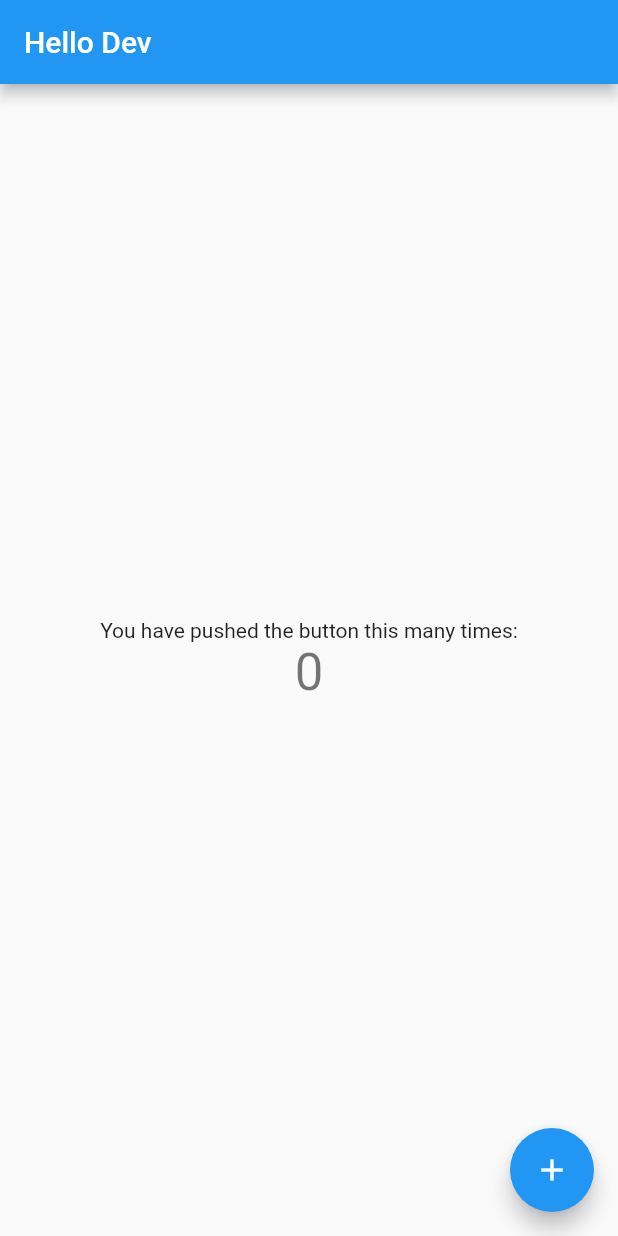
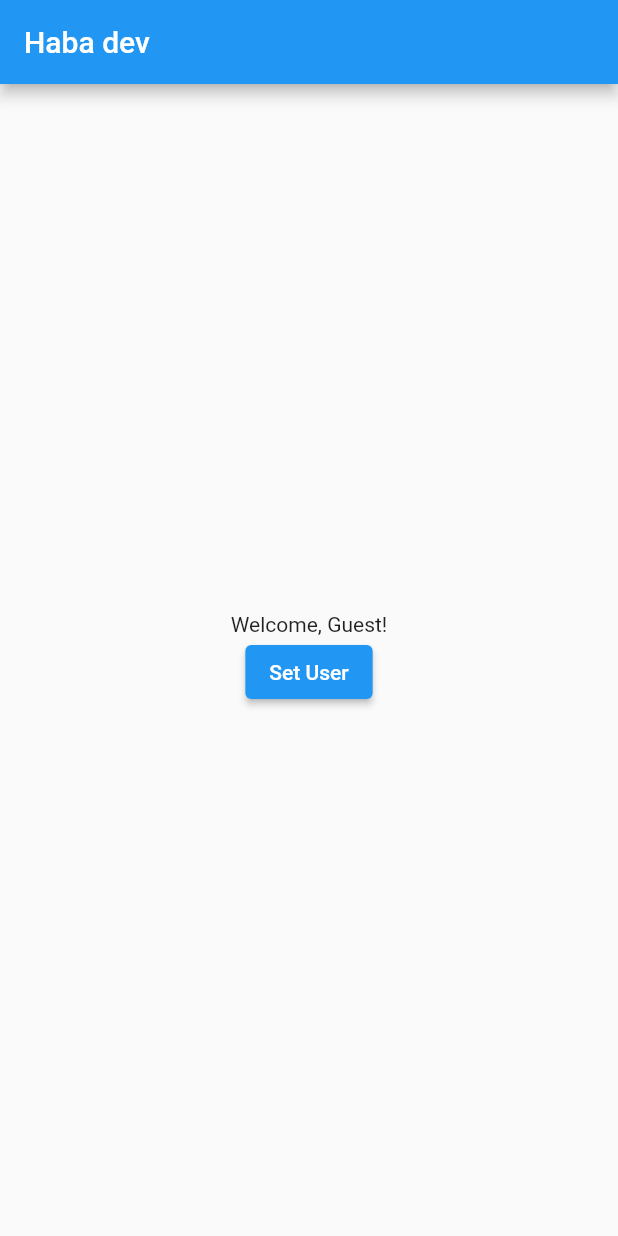
Before and after one commit to HABA-TECH/faraja, a Flutter app: the screen it shows after launch, on a phone screen of 412 x 824 dp. Run offline on Flutter 3.47's test engine with Material 2 defaults, Android fonts, the phone set to English and light mode, and no system bars; our stand-ins replace flutter_dotenv; accounts and stored records are empty.

Commit message:
Set Provider

```diff
--- a/lib/main_dev.dart
+++ b/lib/main_dev.dart
@@ -1,10 +1,11 @@
 import 'package:flutter/material.dart';
 import 'package:flutter_dotenv/flutter_dotenv.dart';
-import 'package:haba/pages/my_home_page.dart';
+import 'package:haba/root.dart';
+import 'package:haba/screens/my_home_page.dart';
 import 'flavors.dart';
 
 void main() async {
   F.appFlavor = Flavor.dev;
   await dotenv.load(fileName: ".env");
-  runApp(const MyHomePage());
+  runApp( MyApp());
 }
--- a/lib/main_live.dart
+++ b/lib/main_live.dart
@@ -1,10 +1,11 @@
 import 'package:flutter/material.dart';
 import 'package:flutter_dotenv/flutter_dotenv.dart';
-import 'package:haba/pages/my_home_page.dart';
+import 'package:haba/root.dart';
+import 'package:haba/screens/my_home_page.dart';
 import 'flavors.dart';
 
 void main() async {
   F.appFlavor = Flavor.live;
   await dotenv.load(fileName: ".env");
-  runApp(const MyHomePage());
+  runApp(MyApp());
 }
--- /dev/null
+++ b/lib/models/user.dart
@@ -0,0 +1,6 @@
+class User {
+  final String name;
+  final int age;
+
+  User({required this.name, required this.age});
+}
--- a/lib/pages/my_home_page.dart
+++ /dev/null
@@ -1,50 +0,0 @@
-import 'package:flutter/material.dart';
-import '../flavors.dart';
-import '../repository/auth.dart';
-
-class MyHomePage extends StatefulWidget {
-  const MyHomePage({
-    Key? key,
-  }) : super(key: key);
-
-  @override
-  State<MyHomePage> createState() => _MyHomePageState();
-}
-
-class _MyHomePageState extends State<MyHomePage> {
-  int _counter = 0;
-
-  void _incrementCounter() async {
-    await Auth().login();
-  }
-
-  @override
-  Widget build(BuildContext context) {
-    return MaterialApp(
-      home: Scaffold(
-        appBar: AppBar(
-          title: Text('Hello ${F.title}'),
-        ),
-        body: Center(
-          child: Column(
-            mainAxisAlignment: MainAxisAlignment.center,
-            children: [
-              const Text(
-                'You have pushed the button this many times:',
-              ),
-              Text(
-                '$_counter',
-                style: Theme.of(context).textTheme.headlineMedium,
-              ),
-            ],
-          ),
-        ),
-        floatingActionButton: FloatingActionButton(
-          onPressed: _incrementCounter,
-          tooltip: 'Increment',
-          child: const Icon(Icons.add),
-        ),
-      ),
-    );
-  }
-}
--- /dev/null
+++ b/lib/providers/user_provider.dart
@@ -0,0 +1,14 @@
+import 'package:flutter/material.dart';
+import 'package:haba/models/user.dart';
+
+
+class UserProvider extends ChangeNotifier {
+  User? _user;
+
+  User? get user => _user;
+
+  void setUser(User user) {
+    _user = user;
+    notifyListeners();
+  }
+}
--- /dev/null
+++ b/lib/root.dart
@@ -0,0 +1,24 @@
+
+import 'package:flutter/material.dart';
+import 'package:haba/providers/user_provider.dart';
+import 'package:haba/screens/my_home_page.dart';
+import 'package:provider/provider.dart';
+
+class MyApp extends StatelessWidget {
+  @override
+  Widget build(BuildContext context) {
+    return MultiProvider(
+      providers: [
+        ChangeNotifierProvider<UserProvider>(create: (_) => UserProvider()),
+        // SomeOtherProvider(), // Assuming SomeOtherProvider doesn't extend ChangeNotifier
+      ],
+      child: MaterialApp(
+        title: 'Your App',
+        theme: ThemeData(
+          primarySwatch: Colors.blue,
+        ),
+        home: const MyHomePage(),
+      ),
+    );
+  }
+}
--- /dev/null
+++ b/lib/screens/my_home_page.dart
@@ -0,0 +1,45 @@
+import 'package:flutter/material.dart';
+import 'package:haba/models/user.dart';
+import 'package:provider/provider.dart';
+import '../flavors.dart';
+import '../providers/user_provider.dart';
+import '../repository/auth.dart';
+
+class MyHomePage extends StatefulWidget {
+  const MyHomePage({
+    Key? key,
+  }) : super(key: key);
+
+  @override
+  State<MyHomePage> createState() => _MyHomePageState();
+}
+
+class _MyHomePageState extends State<MyHomePage> {
+
+  @override
+  Widget build(BuildContext context) {
+  final userProvider = Provider.of<UserProvider>(context);
+    final user = userProvider.user;
+
+    return Scaffold(
+      appBar: AppBar(
+        title:  Text('Haba ${F.name}'),
+      ),
+      body: Center(
+        child: Column(
+          mainAxisAlignment: MainAxisAlignment.center,
+          children: [
+            Text('Welcome, ${user?.name ?? 'Guest'}!'),
+            ElevatedButton(
+              onPressed: () {
+                final newUser = User(name: 'John Doe', age: 25);
+                userProvider.setUser(newUser);
+              },
+              child: const Text('Set User'),
+            ),
+          ],
+        ),
+      ),
+    );
+  }
+}
```
